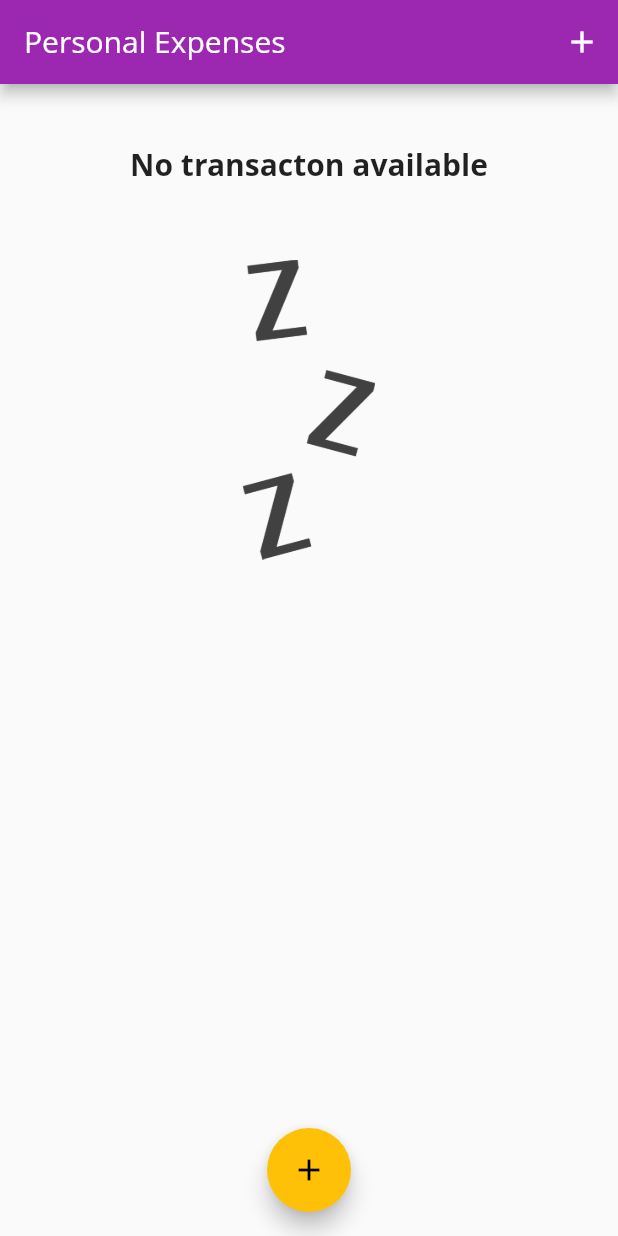
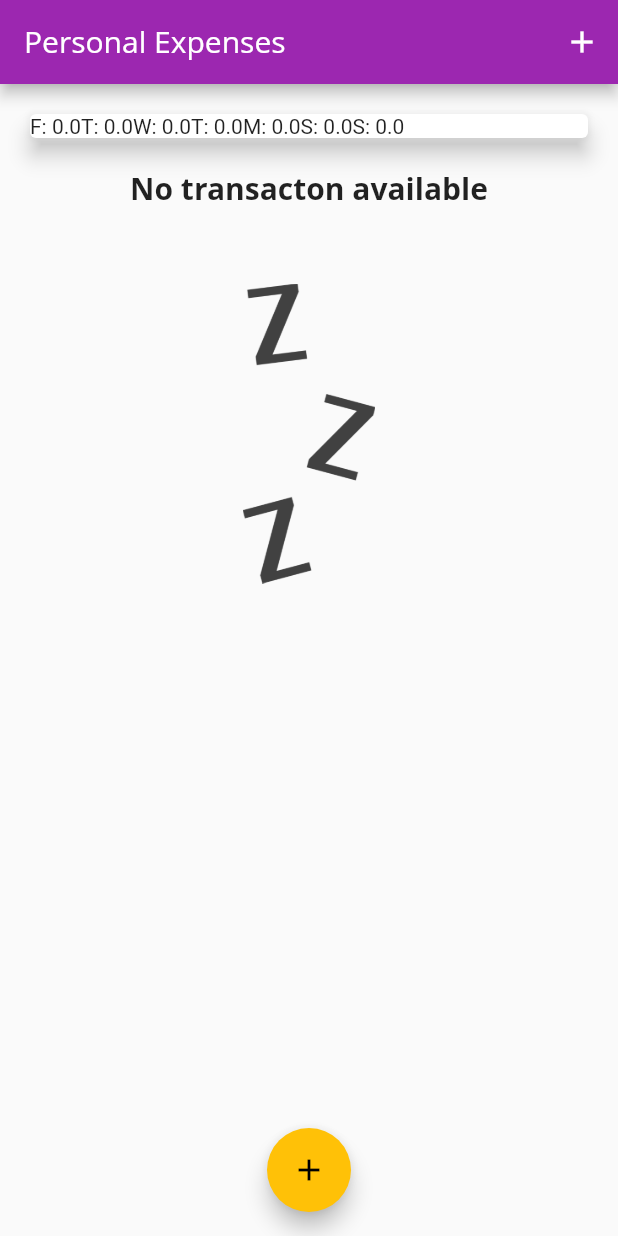
Before and after one commit to PatrickNiyogitare28/30-Days-of-flutter, a Flutter app: the screen it shows after launch, on a phone screen of 412 x 824 dp. Run offline on Flutter 3.47's test engine with Material 2 defaults, Android fonts, the phone set to English and light mode, and no system bars; Roboto replaces fonts that are missing (Open Sans).

Commit message:
chore: initialized chart bar

```diff
--- a/expensises_tracker/lib/widgets/chart.dart
+++ b/expensises_tracker/lib/widgets/chart.dart
@@ -20,10 +20,9 @@ class Chart extends StatelessWidget {
         }
       }
 
-      print(DateFormat.E(weekDay));
-      print(totalSum);
-
-      return {'day':DateFormat.E(weekDay), 'amount':totalSum};
+      return {
+        'day':DateFormat.E().format(weekDay).substring(0, 1),
+        'amount':totalSum};
     });
   }
   @override
@@ -31,9 +30,9 @@ class Chart extends StatelessWidget {
     return Card(
       elevation: 6,
       margin: EdgeInsets.all(20),
-      child: Row(children: <Widget>[
-
-      ],
+      child: Row(children: groupedTransactionValues.map((data){
+        return Text('${data['day']}: ${data['amount']}' );
+      }).toList(),
 
     ),
     );
```
Also changed, not shown: expensises_tracker/lib/widgets/chart_bar.dart (added, +45 -0 lines).
